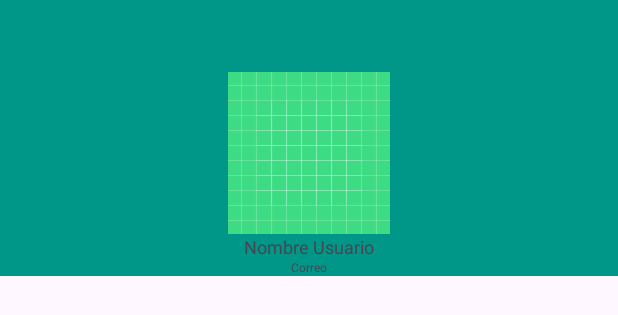
After one commit to agalerar01/ProyectoFinal, an Android app: the layout drawer_header.xml on its own in the app's theme, with its tools: preview values and no code run, on a phone screen of 412 x 824 dp. The commit adds this screen. Shown: the top 315 px of the screen. Run offline under Robolectric (Android 15) with nearby library versions, the phone set to English and light mode, and no system bars.

Commit message:
Drawer creado

```diff
--- /dev/null
+++ b/app/src/main/res/layout/drawer_header.xml
@@ -0,0 +1,30 @@
+<?xml version="1.0" encoding="utf-8"?>
+<LinearLayout xmlns:android="http://schemas.android.com/apk/res/android"
+    android:layout_width="match_parent"
+    android:layout_height="wrap_content"
+    android:background="#009688"
+    android:gravity="center"
+    android:orientation="vertical">
+
+    <ImageView
+        android:id="@+id/fotoPerfil"
+        android:layout_width="wrap_content"
+        android:layout_height="wrap_content"
+        android:paddingTop="48dp"
+        android:src="@drawable/ic_launcher_background"/>
+
+    <TextView
+        android:id="@+id/nombreUsu"
+        android:layout_width="wrap_content"
+        android:layout_height="wrap_content"
+        android:textSize="12dp"
+        android:text="Nombre Usuario"/>
+
+    <TextView
+        android:id="@+id/correo"
+        android:layout_width="wrap_content"
+        android:layout_height="wrap_content"
+        android:textSize="8dp"
+        android:text="Correo"/>
+
+</LinearLayout>
```
Also changed, not shown: app/src/main/res/layout/activity_main.xml (+23 -4 lines), app/src/main/res/menu/drawer_menu.xml (added, +17 -0 lines).
